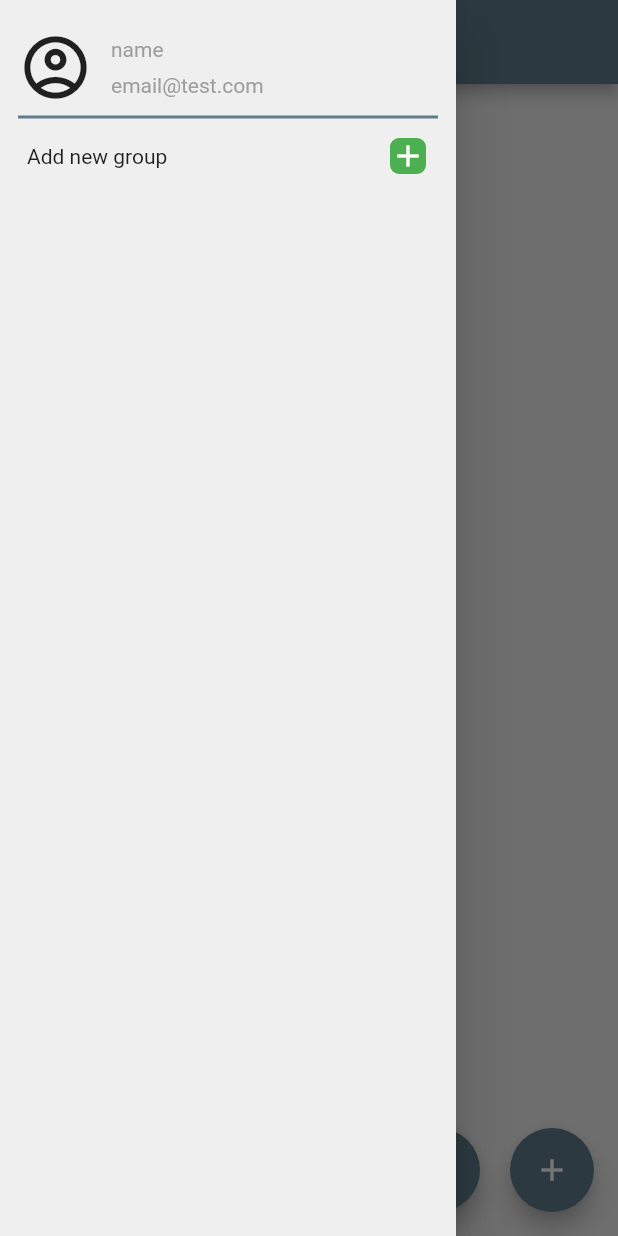
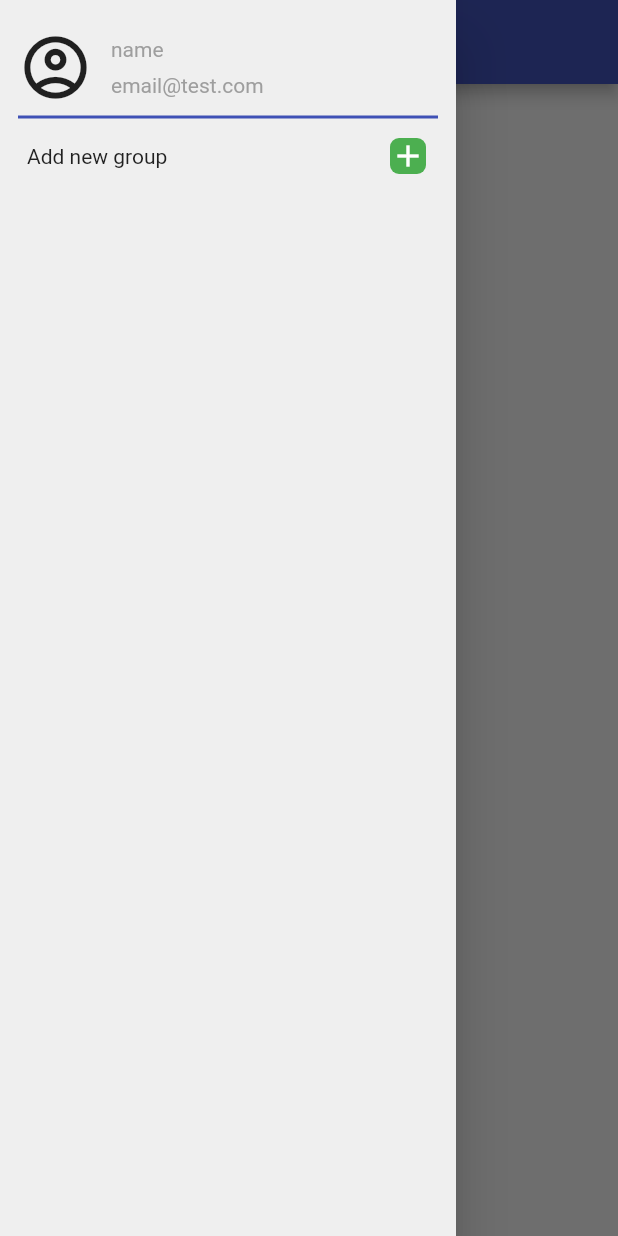
Before and after one commit to davinci150/todo_task, a Flutter app: the screen it shows after launch, with the side drawer open, on a phone screen of 412 x 824 dp. Run offline on Flutter 3.47's test engine with Material 2 defaults, Android fonts, the phone set to English and light mode, and no system bars; our stand-ins replace shared_preferences.

```diff
--- a/lib/home_page.dart
+++ b/lib/home_page.dart
@@ -1,5 +1,4 @@
 import 'dart:convert';
-import 'dart:developer';
 
 import 'package:flutter/material.dart';
 import 'package:flutter/scheduler.dart';
@@ -99,9 +98,9 @@ class _MyHomePageState extends State<MyHomePage> {
                       )
                     ],
                   ),
-                  const Divider(
+                  Divider(
                     thickness: 2,
-                    color: Colors.blueGrey,
+                    color: Theme.of(context).primaryColor,
                   ),
                   Column(
                     children: list.map((e) {
@@ -229,7 +228,9 @@ class _MyHomePageState extends State<MyHomePage> {
                   saveTasks();
                 },
               ),
-        floatingActionButton: Row(
+        floatingActionButton: selectedGroup == null
+            ? null
+            : Row(
                 mainAxisAlignment: MainAxisAlignment.end,
                 children: [
                   FloatingActionButton(
@@ -335,6 +336,7 @@ class _MyHomePageState extends State<MyHomePage> {
               TextButton(
                   onPressed: () {
                     list.remove(model);
+                    selectedGroup = null;
                     setState(() {});
                     saveTasks();
 
@@ -379,6 +381,7 @@ class _MyHomePageState extends State<MyHomePage> {
                     selectedGroup = groupModel;
                     setState(() {});
                     Navigator.pop(context);
+                    Navigator.pop(context);
                   },
                   child: const Text('OK')),
             ],
--- a/lib/main.dart
+++ b/lib/main.dart
@@ -15,7 +15,7 @@ class MyApp extends StatelessWidget {
       title: 'Flutter Demo',
       debugShowCheckedModeBanner: false,
       theme: ThemeData(
-        primarySwatch: Colors.blueGrey,
+        primarySwatch: Colors.indigo,
       ),
       home: const MyHomePage(),
     );
--- a/lib/widget/task_item_widget.dart
+++ b/lib/widget/task_item_widget.dart
@@ -48,7 +48,7 @@ class TextItemWidget extends StatelessWidget {
                 maxLines: null,
                 initialValue: model.text,
                 style: TextStyle(
-                    color: model.isDone != null ? Colors.black : Colors.grey,
+                    color: model.isVisible == true ? Colors.black : Colors.grey,
                     fontSize: 14),
                 decoration: InputDecoration(
                     prefixIcon: Padding(
@@ -121,12 +121,11 @@ class _CheckboxCustomState extends State<CheckboxCustom> {
       icon = Icons.visibility_off;
     } else if (curValue == true) {
       icon = Icons.check_box;
-    } else if (curValue == false) {
+    } else {
       icon = Icons.check_box_outline_blank;
     }
     return InkWell(
       onLongPress: () {
-        //curValue = null;
         widget.onChanged(null);
         setState(() {});
       },
```
Lines whose indentation alone changed are shown as unchanged.
